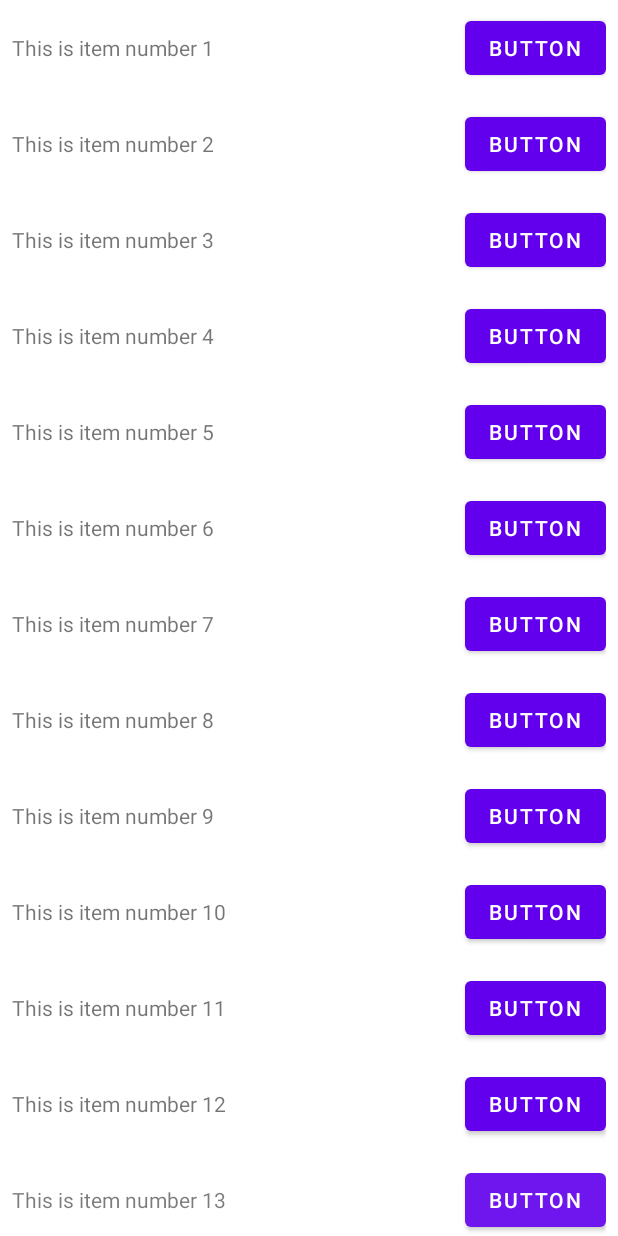
After one commit to ParkChan/DemoApplication, an Android app: the RecyclerViewTestActivity screen opened directly, with no data from a screen before it, on a phone screen of 412 x 824 dp. The commit adds this screen. Run offline under Robolectric (Android 15) with nearby library versions, the phone set to English and light mode, and no system bars; our stand-ins replace data binding.

Commit message:
[추가] 리스트 아이템 테스트 추가

```diff
--- a/app/src/main/AndroidManifest.xml
+++ b/app/src/main/AndroidManifest.xml
@@ -40,6 +40,7 @@
         <activity android:name="com.example.demo.ui.activity.PopupwindowActivity" />
         <activity android:name="com.example.demo.ui.activity.ViewPager2TestActivity" />
         <activity android:name="com.example.demo.ui.activity.ViewMockHttpTestActivity" />
+        <activity android:name="com.example.demo.ui.activity.RecyclerViewTestActivity" />
 
     </application>
 
--- /dev/null
+++ b/app/src/main/java/com/example/demo/ui/activity/RecyclerViewTestActivity.kt
@@ -0,0 +1,100 @@
+package com.example.demo.ui.activity
+
+import android.os.Bundle
+import android.os.Handler
+import android.os.Looper
+import android.text.Layout
+import android.view.LayoutInflater
+import android.view.View
+import android.view.ViewGroup
+import android.widget.Button
+import android.widget.TextView
+import androidx.appcompat.app.AppCompatActivity
+import androidx.recyclerview.widget.LinearLayoutManager
+import androidx.recyclerview.widget.RecyclerView
+import com.example.demo.databinding.ActivityRecyclerviewTestBinding
+import com.example.demo.databinding.ListItemBinding
+
+/**
+ * RecyclerView 테스트 화면
+ */
+class RecyclerViewTestActivity : AppCompatActivity() {
+
+    private lateinit var binding: ActivityRecyclerviewTestBinding
+
+    private lateinit var adapter: MyAdapter
+    private val itemList: MutableList<String> = mutableListOf()
+    private val handler = Handler(Looper.getMainLooper())
+
+    override fun onCreate(savedInstanceState: Bundle?) {
+        super.onCreate(savedInstanceState)
+
+        binding = ActivityRecyclerviewTestBinding.inflate(layoutInflater)
+        setContentView(binding.root)
+
+        binding.rvList.layoutManager = LinearLayoutManager(this)
+
+        for (i in 1..30) {
+            itemList.add("This is item number $i")
+        }
+
+        adapter = MyAdapter(itemList)
+        binding.rvList.adapter = adapter
+
+        startRefreshingList()
+    }
+
+    private fun startRefreshingList() {
+        // 0.2초 간격으로 리스트 갱신
+        var currentIndex = 0
+
+        val updateTask = object : Runnable {
+            override fun run() {
+                if (currentIndex < itemList.size) {
+                    adapter.notifyItemChanged(currentIndex)
+                    currentIndex++
+                    handler.postDelayed(this, 200) // 0.2초 지연
+                }
+            }
+        }
+
+        handler.post(updateTask)
+    }
+
+    // RecyclerView Adapter
+    inner class MyAdapter(private val items: List<String>) :
+        RecyclerView.Adapter<MyAdapter.MyViewHolder>() {
+
+        override fun onCreateViewHolder(parent: ViewGroup, viewType: Int): MyViewHolder {
+
+            val inflater = LayoutInflater.from(parent.context)
+            val binding = ListItemBinding.inflate(inflater, parent, false)
+
+            return MyViewHolder(binding)
+        }
+
+        override fun onBindViewHolder(holder: MyViewHolder, position: Int) {
+
+            val itemText = items[position]
+            holder.textView.text = itemText
+
+            // TextView의 라인 수에 따라 버튼을 보이거나 숨김 처리
+            holder.textView.post {
+                val layout: Layout? = holder.textView.layout
+                if (layout != null && layout.lineCount > 2) {
+                    holder.button.visibility = View.GONE // 2줄 이상일 경우 버튼 숨김
+                } else {
+                    holder.button.visibility = View.VISIBLE // 2줄 이하일 경우 버튼 표시
+                }
+            }
+        }
+
+        override fun getItemCount(): Int = items.size
+
+        inner class MyViewHolder(binding: ListItemBinding) : RecyclerView.ViewHolder(binding.root) {
+            val textView: TextView = binding.textView
+            val button: Button = binding.button
+
+        }
+    }
+}
--- a/app/src/main/java/com/example/demo/ui/fragment/MainFragment.kt
+++ b/app/src/main/java/com/example/demo/ui/fragment/MainFragment.kt
@@ -12,6 +12,7 @@ import com.example.demo.ui.activity.ItemTouchHelperActivity
 import com.example.demo.ui.activity.PopupwindowActivity
 import com.example.demo.ui.activity.WebViewActivity
 import com.example.demo.databinding.FragmentMainBinding
+import com.example.demo.ui.activity.RecyclerViewTestActivity
 import com.example.demo.ui.activity.ViewMockHttpTestActivity
 import com.example.demo.ui.activity.ViewPager2TestActivity
 
@@ -90,6 +91,15 @@ class MainFragment : Fragment() {
                     ViewMockHttpTestActivity::class.java
                 ).apply { flags = Intent.FLAG_ACTIVITY_SINGLE_TOP })
         }
+
+        binding.btnCommonRecyclerview.setOnClickListener {
+            startActivity(
+                Intent(
+                    context,
+                    RecyclerViewTestActivity::class.java
+                ).apply { flags = Intent.FLAG_ACTIVITY_SINGLE_TOP })
+        }
+
         binding.btnFolderbleCheck.setOnClickListener {
             findNavController().navigate(R.id.action_MainFragment_to_FolderbleCheckTestFragment)
         }
--- /dev/null
+++ b/app/src/main/res/layout/activity_recyclerview_test.xml
@@ -0,0 +1,16 @@
+<?xml version="1.0" encoding="utf-8"?>
+<layout xmlns:android="http://schemas.android.com/apk/res/android"
+    xmlns:app="http://schemas.android.com/apk/res-auto"
+    xmlns:tools="http://schemas.android.com/tools">
+
+    <LinearLayout
+        android:layout_width="match_parent"
+        android:layout_height="match_parent"
+        android:orientation="vertical">
+
+        <androidx.recyclerview.widget.RecyclerView
+            android:id="@+id/rv_list"
+            android:layout_width="match_parent"
+            android:layout_height="match_parent" />
+    </LinearLayout>
+</layout>
--- a/app/src/main/res/layout/fragment_main.xml
+++ b/app/src/main/res/layout/fragment_main.xml
@@ -109,6 +109,15 @@
                 android:textColor="@color/test_text_color" />
 
             <androidx.appcompat.widget.AppCompatButton
+                android:id="@+id/btn_common_recyclerview"
+                android:layout_width="match_parent"
+                android:layout_height="wrap_content"
+                android:background="@drawable/btn_rect"
+                android:text="RecyclerView 테스트"
+                android:textAllCaps="false"
+                android:textColor="@color/test_text_color" />
+
+            <androidx.appcompat.widget.AppCompatButton
                 android:id="@+id/btn_folderble_check"
                 android:layout_width="match_parent"
                 android:layout_height="wrap_content"
--- /dev/null
+++ b/app/src/main/res/layout/list_item.xml
@@ -0,0 +1,27 @@
+<?xml version="1.0" encoding="utf-8"?>
+<layout xmlns:android="http://schemas.android.com/apk/res/android"
+    xmlns:app="http://schemas.android.com/apk/res-auto"
+    xmlns:tools="http://schemas.android.com/tools">
+
+    <LinearLayout
+        android:layout_width="match_parent"
+        android:layout_height="wrap_content"
+        android:orientation="horizontal"
+        android:padding="8dp">
+
+        <TextView
+            android:id="@+id/textView"
+            android:layout_width="0dp"
+            android:layout_height="wrap_content"
+            android:layout_weight="1"
+            android:ellipsize="end"
+            android:maxLines="2"
+            android:text="Sample Text" />
+
+        <Button
+            android:id="@+id/button"
+            android:layout_width="wrap_content"
+            android:layout_height="wrap_content"
+            android:text="Button" />
+    </LinearLayout>
+</layout>
```
